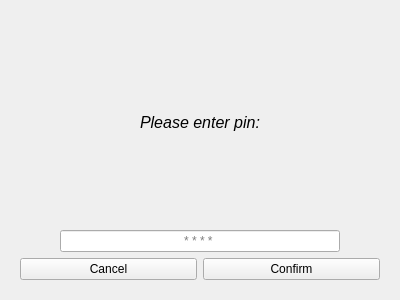
The window that ui/login.ui (OzmikSnakes/plutus-atm) describes before a commit, drawn with Qt 5.
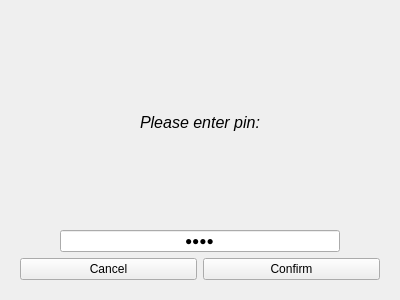
The same window after the commit.

```diff
--- a/ui/login.ui
+++ b/ui/login.ui
@@ -130,6 +130,9 @@
              <verstretch>0</verstretch>
             </sizepolicy>
            </property>
+           <property name="text">
+            <string>1234</string>
+           </property>
            <property name="maxLength">
             <number>4</number>
            </property>
```
Left out of the diff: 3 changed lines with no effect on the pictures.
